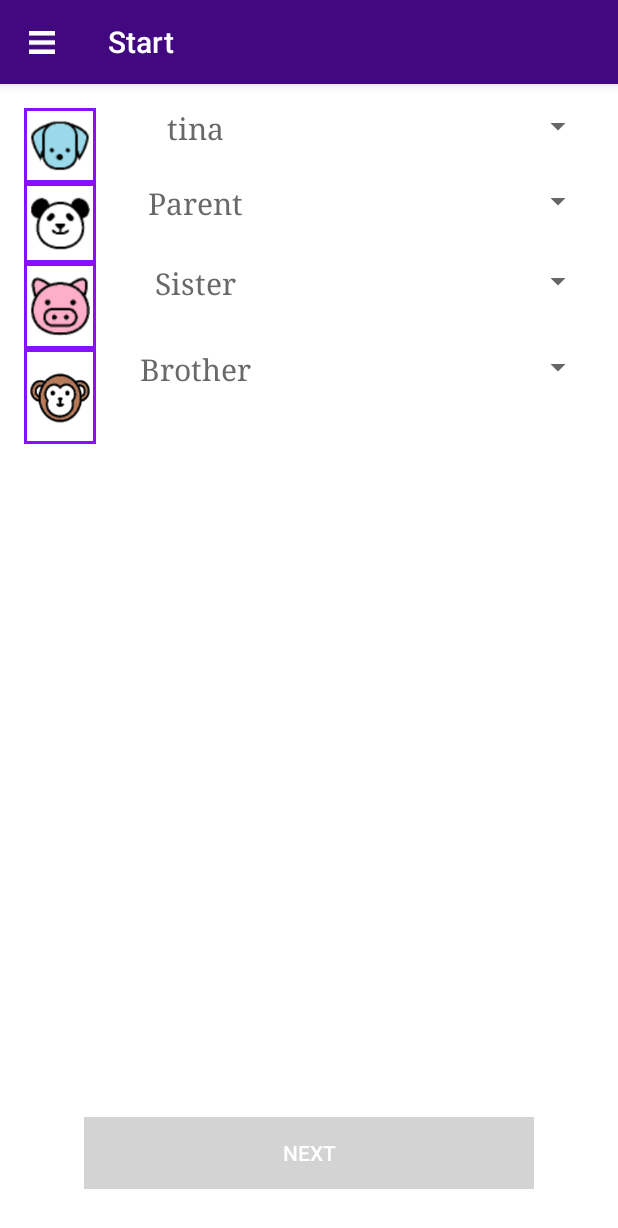
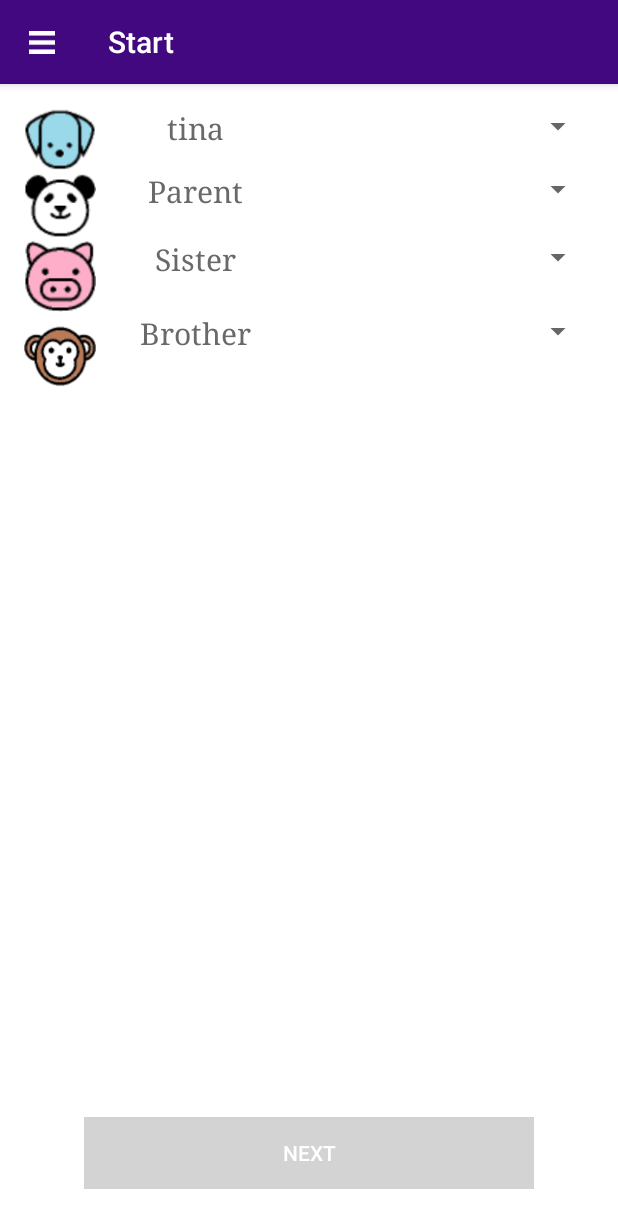
Before and after one commit to tkfreder/MoveIt, an Android app: the fragment ActivityChooser placed in its activity, after a tap on "OK", on a phone screen of 412 x 824 dp. Shown: the top 1228 px of the screen. Run offline under Robolectric (Android 15) with nearby library versions, the phone set to English and light mode, and no system bars; our stand-ins replace Dagger/Hilt's generated code; libraries missing offline, so code that uses them is left out: com.bignerdranch.expandablerecyclerview, fr.ganfra.materialspinner; plain views replace MaterialSpinner; 5 statements that could not run were skipped.

Commit message:
ActivityTracker (disable hamburger icon), ActivityChooser(remove ability to change avatar)

```diff
--- a/app/src/main/res/layout/participant_activity_list_item.xml
+++ b/app/src/main/res/layout/participant_activity_list_item.xml
@@ -9,8 +9,7 @@
     <ImageView
         android:id="@+id/avatar"
         android:layout_width="48dp"
-        android:layout_height="wrap_content"
-        android:background="@drawable/white_image_border"/>
+        android:layout_height="wrap_content"/>
     <TextView
         android:id="@+id/userName"
         android:layout_width="0dp"
--- a/app/src/main/res/values/strings.xml
+++ b/app/src/main/res/values/strings.xml
@@ -252,5 +252,8 @@
     <string name="weeks_ago">Week(s) Ago</string>
     <string name="this_week">This Week</string>
 
+    <string name="open">open</string>
+    <string name="close">close</string>
+
 
 </resources>
```
Also changed, not shown: app/src/main/java/com/tinakit/moveit/activity/ActivityTracker.java (+7 -0 lines), app/src/main/java/com/tinakit/moveit/fragment/ActivityChooser.java (+3 -4 lines).
